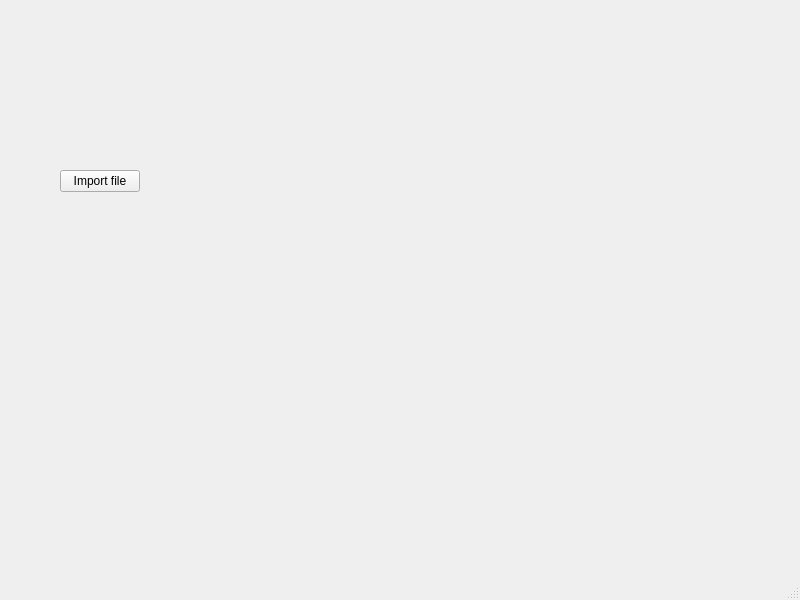
leger50/SubtitlesConverter, file mainwindow.ui: the form before one commit.
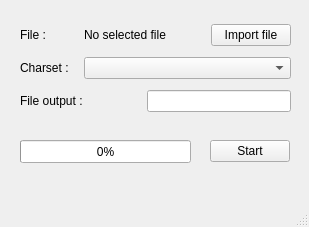
The form after the commit.

Commit message: Mise en place de l'interface

```diff
--- a/mainwindow.ui
+++ b/mainwindow.ui
@@ -6,27 +6,93 @@
    <rect>
     <x>0</x>
     <y>0</y>
-    <width>800</width>
-    <height>600</height>
+    <width>309</width>
+    <height>227</height>
    </rect>
   </property>
   <property name="windowTitle">
    <string>MainWindow</string>
   </property>
   <widget class="QWidget" name="centralwidget">
-   <widget class="QPushButton" name="btn_importFile">
+   <widget class="QPushButton" name="btn_startConvert">
     <property name="geometry">
      <rect>
-      <x>60</x>
-      <y>170</y>
+      <x>210</x>
+      <y>140</y>
       <width>80</width>
       <height>22</height>
      </rect>
     </property>
     <property name="text">
-     <string>Import file</string>
+     <string>Start</string>
     </property>
    </widget>
+   <widget class="QProgressBar" name="bar_statusConversion">
+    <property name="geometry">
+     <rect>
+      <x>20</x>
+      <y>140</y>
+      <width>171</width>
+      <height>23</height>
+     </rect>
+    </property>
+    <property name="value">
+     <number>0</number>
+    </property>
+   </widget>
+   <widget class="QWidget" name="">
+    <property name="geometry">
+     <rect>
+      <x>20</x>
+      <y>19</y>
+      <width>271</width>
+      <height>101</height>
+     </rect>
+    </property>
+    <layout class="QGridLayout" name="layout_configuration">
+     <item row="0" column="0">
+      <widget class="QLabel" name="label_titleFileImport">
+       <property name="text">
+        <string>File :</string>
+       </property>
+      </widget>
+     </item>
+     <item row="0" column="1" colspan="2">
+      <widget class="QLabel" name="label_valueFileImport">
+       <property name="text">
+        <string>No selected file</string>
+       </property>
+      </widget>
+     </item>
+     <item row="0" column="3">
+      <widget class="QPushButton" name="btn_importFile">
+       <property name="text">
+        <string>Import file</string>
+       </property>
+      </widget>
+     </item>
+     <item row="1" column="0">
+      <widget class="QLabel" name="label_titleCharset">
+       <property name="text">
+        <string>Charset :</string>
+       </property>
+      </widget>
+     </item>
+     <item row="1" column="1" colspan="3">
+      <widget class="QComboBox" name="box_valueCharset"/>
+     </item>
+     <item row="2" column="0" colspan="2">
+      <widget class="QLabel" name="label_titleGeneratedFile">
+       <property name="text">
+        <string>File output :</string>
+       </property>
+      </widget>
+     </item>
+     <item row="2" column="2" colspan="2">
+      <widget class="QLineEdit" name="edit_nameFileOutput"/>
+     </item>
+    </layout>
+   </widget>
   </widget>
   <widget class="QMenuBar" name="menubar">
    <property name="geometry">
```
Left out of the diff: 2 changed lines with no effect on the pictures. The commit also changes 4 other files.
